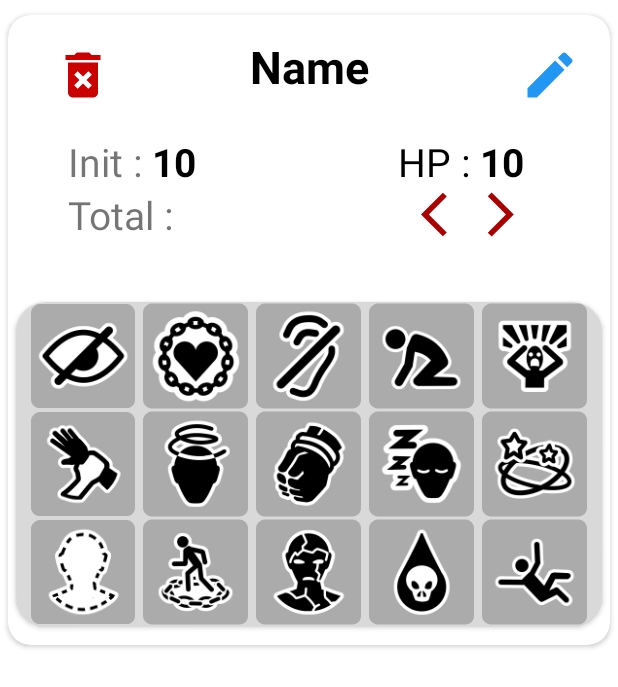
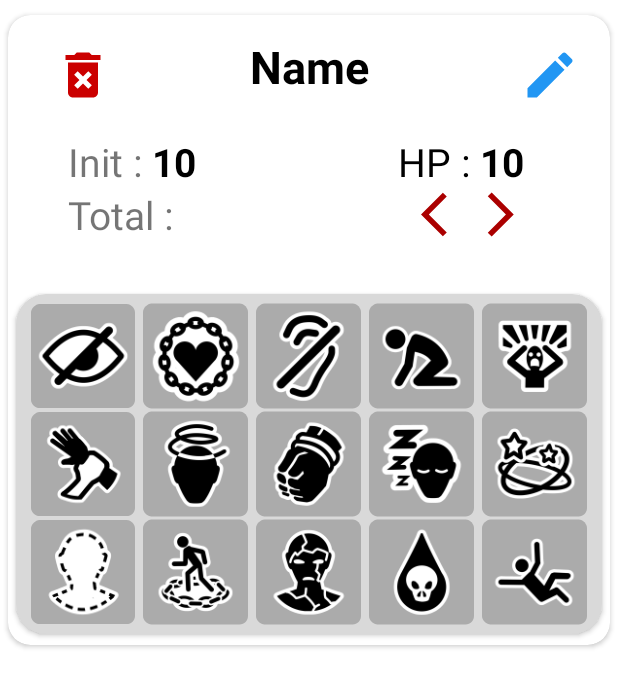
Before and after one commit to ferregsal/InitiativeApp, an Android app: the layout item_character.xml on its own in the app's theme, with its tools: preview values and no code run, on a phone screen of 412 x 824 dp. Shown: the top 687 px of the screen. Run offline under Robolectric (Android 15) with nearby library versions, the phone set to English and light mode, and no system bars.

Commit message:
Aplicación Finalizada

```diff
--- a/app/src/main/res/layout/item_character.xml
+++ b/app/src/main/res/layout/item_character.xml
@@ -216,7 +216,9 @@
             <LinearLayout
                 android:layout_width="match_parent"
                 android:layout_height="match_parent"
-                android:orientation="vertical">
+                android:orientation="vertical"
+                android:paddingVertical="5dp"
+                >
 
                 <LinearLayout
                     android:layout_width="match_parent"
```
